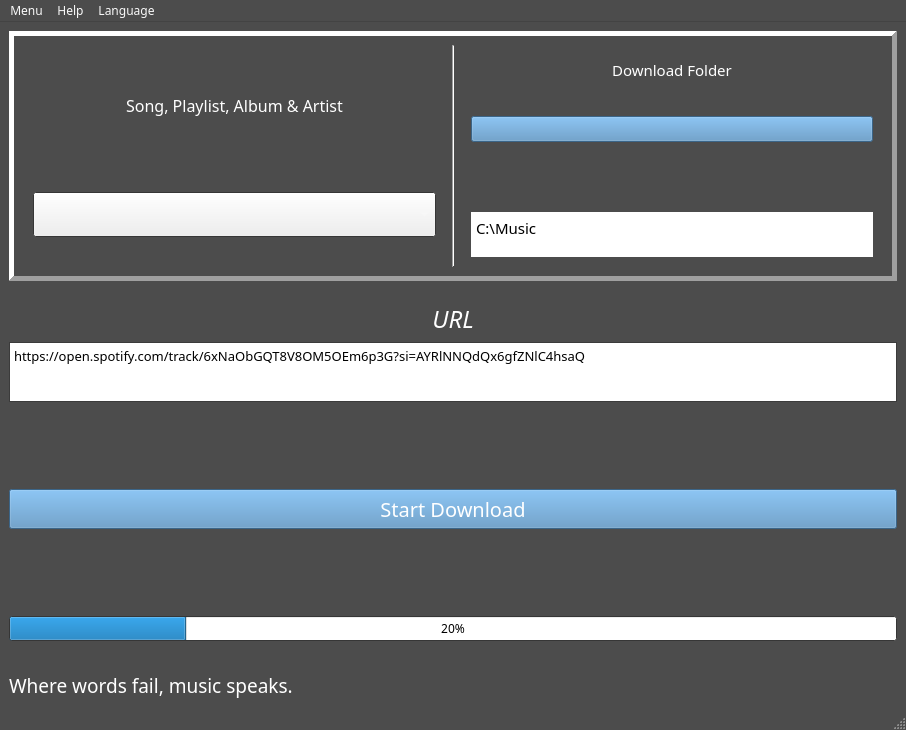
kekfic/mytunefy, file gui/gui_main.ui: the form before one commit.
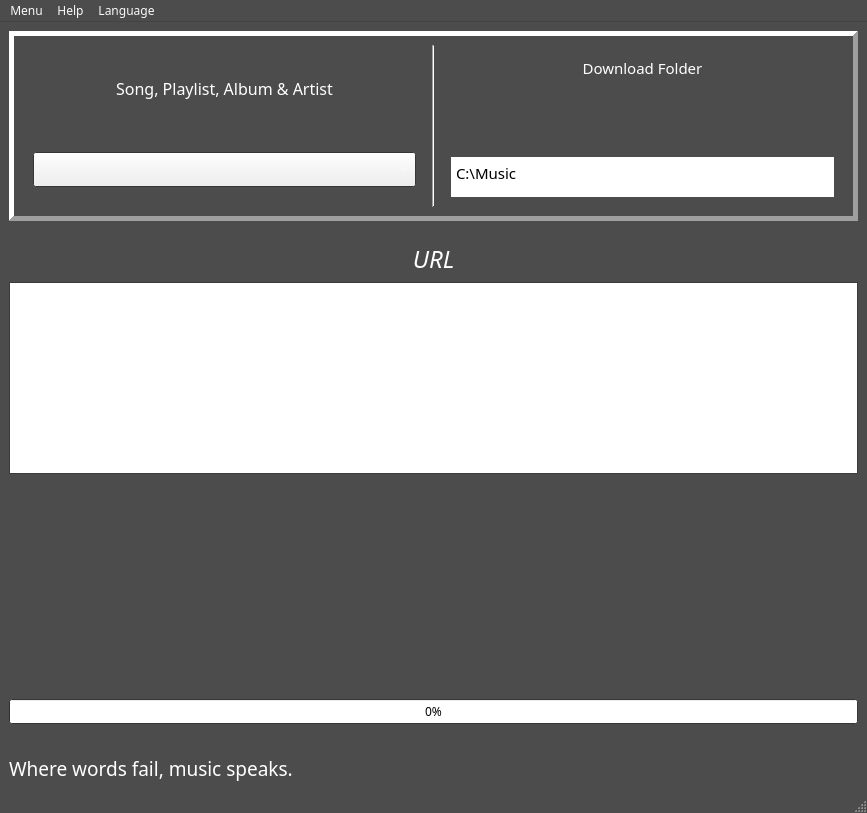
The form after the commit. Icons and pictures are not drawn.

Commit message: Updating GUI, user_cheker based on hash

```diff
--- a/gui/gui_main.ui
+++ b/gui/gui_main.ui
@@ -6,8 +6,8 @@
    <rect>
     <x>0</x>
     <y>0</y>
-    <width>906</width>
-    <height>730</height>
+    <width>867</width>
+    <height>813</height>
    </rect>
   </property>
   <property name="maximumSize">
@@ -181,7 +181,7 @@
       <property name="minimumSize">
        <size>
         <width>0</width>
-        <height>250</height>
+        <height>190</height>
        </size>
       </property>
       <property name="frameShape">
@@ -219,6 +219,12 @@
              <verstretch>0</verstretch>
             </sizepolicy>
            </property>
+           <property name="minimumSize">
+            <size>
+             <width>0</width>
+             <height>25</height>
+            </size>
+           </property>
            <property name="font">
             <font>
              <pointsize>12</pointsize>
@@ -243,7 +249,7 @@
            <property name="sizeHint" stdset="0">
             <size>
              <width>20</width>
-             <height>25</height>
+             <height>20</height>
             </size>
            </property>
           </spacer>
@@ -259,13 +265,13 @@
            <property name="minimumSize">
             <size>
              <width>0</width>
-             <height>25</height>
+             <height>20</height>
             </size>
            </property>
            <property name="maximumSize">
             <size>
-             <width>16777215</width>
-             <height>45</height>
+             <width>500</width>
+             <height>35</height>
             </size>
            </property>
            <property name="font">
@@ -273,6 +279,9 @@
              <pointsize>11</pointsize>
             </font>
            </property>
+           <property name="layoutDirection">
+            <enum>Qt::LeftToRight</enum>
+           </property>
            <property name="currentText">
             <string/>
            </property>
@@ -292,7 +301,7 @@
            <property name="sizeHint" stdset="0">
             <size>
              <width>20</width>
-             <height>25</height>
+             <height>15</height>
             </size>
            </property>
           </spacer>
@@ -325,7 +334,7 @@
            <property name="minimumSize">
             <size>
              <width>0</width>
-             <height>30</height>
+             <height>25</height>
             </size>
            </property>
            <property name="font">
@@ -355,7 +364,7 @@
            <property name="sizeHint" stdset="0">
             <size>
              <width>20</width>
-             <height>25</height>
+             <height>10</height>
             </size>
            </property>
           </spacer>
@@ -368,13 +377,19 @@
              <verstretch>0</verstretch>
             </sizepolicy>
            </property>
+           <property name="minimumSize">
+            <size>
+             <width>0</width>
+             <height>40</height>
+            </size>
+           </property>
            <property name="font">
             <font>
              <pointsize>10</pointsize>
             </font>
            </property>
            <property name="styleSheet">
-            <string notr="true">background-color: rgb(83, 141, 191);
+            <string notr="true">background-color: rgb(253, 253, 253);
 color: rgb(255, 255, 255);</string>
            </property>
            <property name="text">
@@ -390,6 +405,9 @@
              <height>40</height>
             </size>
            </property>
+           <property name="flat">
+            <bool>true</bool>
+           </property>
           </widget>
          </item>
          <item>
@@ -400,7 +418,7 @@
            <property name="sizeHint" stdset="0">
             <size>
              <width>20</width>
-             <height>40</height>
+             <height>10</height>
             </size>
            </property>
           </spacer>
@@ -419,13 +437,13 @@
            <property name="minimumSize">
             <size>
              <width>200</width>
-             <height>25</height>
+             <height>30</height>
             </size>
            </property>
            <property name="maximumSize">
             <size>
              <width>16777215</width>
-             <height>45</height>
+             <height>40</height>
             </size>
            </property>
            <property name="font">
@@ -504,13 +522,13 @@
       <property name="minimumSize">
        <size>
         <width>0</width>
-        <height>30</height>
+        <height>150</height>
        </size>
       </property>
       <property name="maximumSize">
        <size>
         <width>16777215</width>
-        <height>60</height>
+        <height>400</height>
        </size>
       </property>
       <property name="font">
@@ -519,7 +537,10 @@
        </font>
       </property>
       <property name="plainText">
-       <string>https://open.spotify.com/track/6xNaObGQT8V8OM5OEm6p3G?si=AYRlNNQdQx6gfZNlC4hsaQ</string>
+       <string/>
+      </property>
+      <property name="centerOnScroll">
+       <bool>false</bool>
       </property>
      </widget>
     </item>
@@ -541,7 +562,13 @@
       <property name="minimumSize">
        <size>
         <width>0</width>
-        <height>40</height>
+        <height>100</height>
+       </size>
+      </property>
+      <property name="maximumSize">
+       <size>
+        <width>1500</width>
+        <height>16777215</height>
        </size>
       </property>
       <property name="font">
@@ -549,12 +576,34 @@
         <pointsize>15</pointsize>
        </font>
       </property>
+      <property name="toolTip">
+       <string>download</string>
+      </property>
+      <property name="layoutDirection">
+       <enum>Qt::LeftToRight</enum>
+      </property>
       <property name="styleSheet">
-       <string notr="true">background-color: rgb(83, 141, 191);
+       <string notr="true">background-color: rgb(76, 76, 76);
 color: rgb(255, 255, 255);</string>
       </property>
       <property name="text">
-       <string>Start Download</string>
+       <string/>
+      </property>
+      <property name="icon">
+       <iconset resource="icons.qrc">
+        <normaloff>:/spotify/resources/icons/down_music_red.png</normaloff>:/spotify/resources/icons/down_music_red.png</iconset>
+      </property>
+      <property name="iconSize">
+       <size>
+        <width>80</width>
+        <height>80</height>
+       </size>
+      </property>
+      <property name="autoRepeat">
+       <bool>true</bool>
+      </property>
+      <property name="flat">
+       <bool>true</bool>
       </property>
      </widget>
     </item>
@@ -573,8 +622,11 @@
     </item>
     <item>
      <widget class="QProgressBar" name="progressBar">
+      <property name="enabled">
+       <bool>true</bool>
+      </property>
       <property name="value">
-       <number>20</number>
+       <number>0</number>
       </property>
       <property name="alignment">
        <set>Qt::AlignCenter</set>
@@ -674,7 +726,7 @@
     <rect>
      <x>0</x>
      <y>0</y>
-     <width>906</width>
+     <width>867</width>
      <height>26</height>
     </rect>
    </property>
```
Left out of the diff: 2 changed lines with no effect on the pictures. The commit also changes 6 other files.
